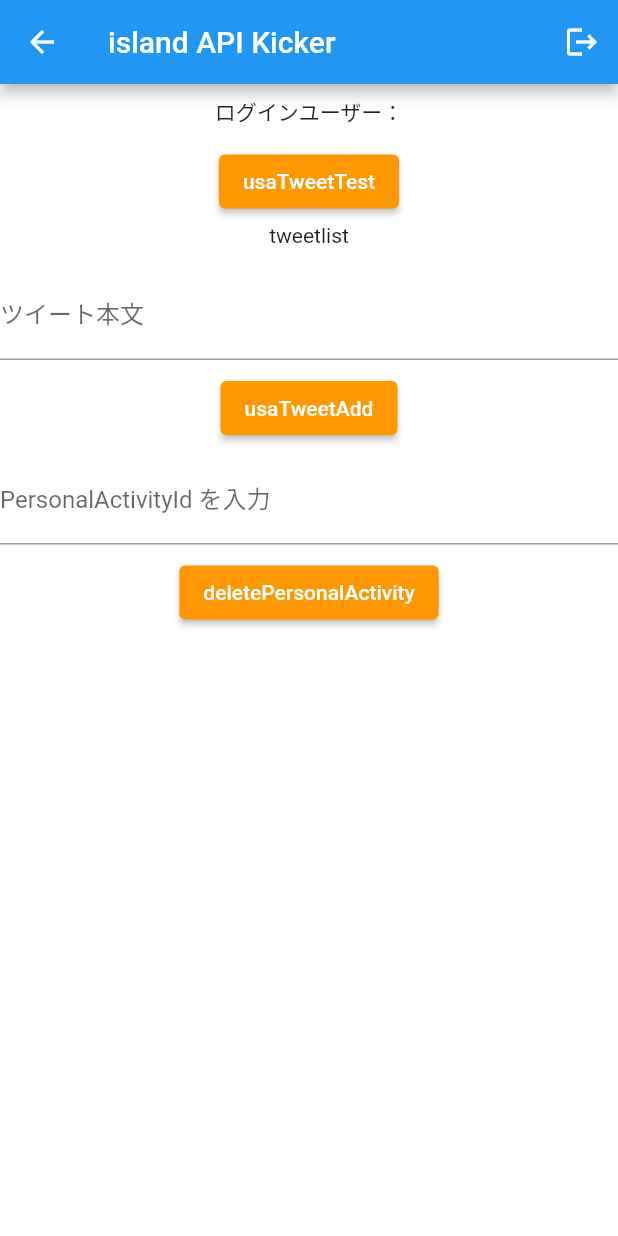
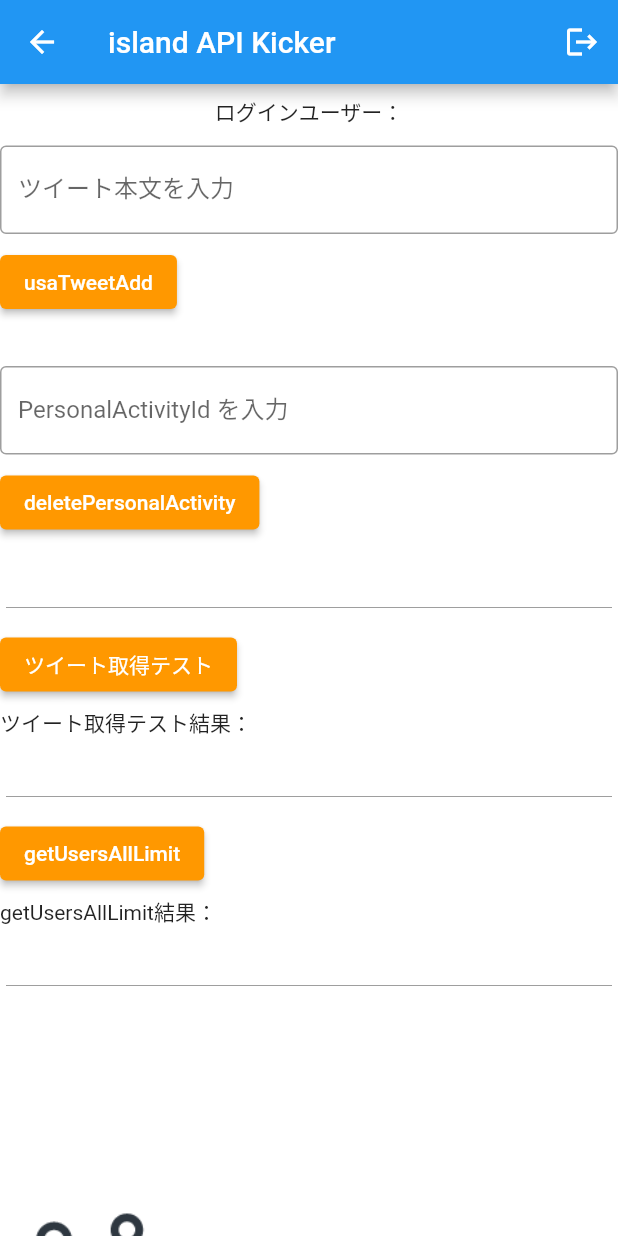
Before and after one commit to mf-konomi-ogawa/island-app, a Flutter app: the MainHome screen opened directly with empty values, on a phone screen of 412 x 824 dp. Run offline on Flutter 3.47's test engine with Material 2 defaults, Android fonts, the phone set to English and light mode, and no system bars; our stand-ins replace another_flushbar, cloud_functions, firebase_auth, firebase_core; accounts and stored records are empty; network calls fail.

Commit message:
取得結果を表示する対応 / 諸々表示の改善

```diff
--- a/lib/Home/home.dart
+++ b/lib/Home/home.dart
@@ -17,14 +17,15 @@ class MainHome extends StatefulWidget {
 }
 
 class MainHomeState extends State<MainHome> {
-  String tweetlist = "";
-  String tweetcontents = "";
-  String deletePersonalActivityId = "";
+  String tweetlist = ""; // ツイート一覧取得用
+  String tweetcontents = ""; // ツイート投稿用
+  String deletePersonalActivityId = ""; // ツイート削除用
+  String getUsersAllLimit = ""; // ユーザー取得テスト
+
   @override
   Widget build(BuildContext context) {
     return Scaffold(
       backgroundColor: Colors.white,
-      // AppBarを表示し、タイトルも設定
       appBar: AppBar(
         title: Text('island API Kicker'),
         actions: <Widget>[
@@ -44,7 +45,8 @@ class MainHomeState extends State<MainHome> {
         ],
       ),
 
-      body: Column(
+      body: Align(
+        child: Column(
           children: <Widget>[
             Container(
               alignment: Alignment.center,
@@ -52,92 +54,159 @@ class MainHomeState extends State<MainHome> {
               child: Text('ログインユーザー：${widget.user.email}'),
             ),
             SizedBox(height: 4),
-          // API テスト - usaTweetTest
-          ElevatedButton(
-            child: const Text('usaTweetTest'),
-            style: ElevatedButton.styleFrom(
-              primary: Colors.orange,
-              onPrimary: Colors.white,
-            ),
-            onPressed: () async {
-              HttpsCallable callable = FirebaseFunctions.instance.httpsCallable('usaTweetTest');
-              final results = await callable();
-              print('sucess');
-              print( results.data.toString() );
-              tweetlist = results.data.toString();
-            },
-          ),
-          SizedBox(height: 4),
-          Text( 'tweetlist' ),
-          SizedBox(height: 16),
             // API テスト - usaTweetAdd - Tweet 内容入力フォーム
-          TextFormField(
+            Container(
+              alignment: Alignment.centerLeft,
+              child: TextFormField(
                 keyboardType: TextInputType.multiline,
                 maxLines: null,
-            decoration: InputDecoration(
-                labelText: "ツイート本文",
-            ),
+                decoration: InputDecoration( labelText: "ツイート本文を入力", border: OutlineInputBorder() ),
                 onChanged: (String value) {
                   setState(() {
                     tweetcontents = value;
                   });
                 },
               ),
+            ),
             SizedBox(height: 8),
             // API テスト - usaTweetAdd
-          ElevatedButton(
+            Container(
+              alignment: Alignment.centerLeft,
+              child: ElevatedButton(
                 child: const Text('usaTweetAdd'),
                 style: ElevatedButton.styleFrom(
                   primary: Colors.orange,
                   onPrimary: Colors.white,
                 ),
                 onPressed: () async {
+                  print('[START]「ツイート投稿」を開始します。');
                   HttpsCallable callable = FirebaseFunctions.instance.httpsCallable('usaTweetAdd');
                   final results = await callable( tweetcontents );
                   // test
-              print('sucess');
+                  print('「ツイート投稿」に成功しました。');
                   print( results.data.toString() );
                   print( tweetcontents );
+                  print('[END]「ツイート投稿」を終了します。');
                 },
               ),
-          SizedBox(height: 8),
+            ),
+            SizedBox(height: 32),
             // API テスト - deletePersonalActivity - PersonalActivityId 内容入力フォーム
-          TextFormField(
+            Container(
+              alignment: Alignment.centerLeft,
+              child: TextFormField(
                 keyboardType: TextInputType.multiline,
-            decoration: InputDecoration(
-              labelText: "PersonalActivityId を入力",
-            ),
+                decoration: InputDecoration( labelText: "PersonalActivityId を入力", border: OutlineInputBorder() ),
                 onChanged: (String value) {
                   setState(() {
                     deletePersonalActivityId = value;
                   });
                 },
               ),
+            ),
             SizedBox(height: 8),
             // API テスト - deletePersonalActivity
-          ElevatedButton(
+            Container(
+              alignment: Alignment.centerLeft,
+              child: ElevatedButton(
                 child: const Text('deletePersonalActivity'),
                 style: ElevatedButton.styleFrom(
                   primary: Colors.orange,
                   onPrimary: Colors.white,
                 ),
                 onPressed: () async {
+                  print('[START]「ツイート削除」を開始します。');
                   HttpsCallable callable = FirebaseFunctions.instance.httpsCallable('deletePersonalActivity');
                   final results = await callable(deletePersonalActivityId);
                   // test
-              print('sucess');
+                  print('「ツイート削除」に成功しました。');
                   print( results.data.toString() );
                   print( deletePersonalActivityId );
+                  print('[END]「ツイート削除」を開始します。');
                 },
               ),
+            ),
+            SizedBox(height: 32),
 
+            SizedBox(height: 8),
+            Divider(color: Colors.black38, height: 12, indent: 4, endIndent: 4),
+            SizedBox(height: 8),
+
+            // API テスト - usaTweetTest
+            Container(
+              alignment: Alignment.centerLeft,
+              child: ElevatedButton(
+                child: const Text('ツイート取得テスト'),
+                style: ElevatedButton.styleFrom(
+                  primary: Colors.orange,
+                  onPrimary: Colors.white,
+                ),
+                onPressed: () async {
+                  print('[START]「ツイート取得テスト」を開始します。');
+                  HttpsCallable callable = FirebaseFunctions.instance.httpsCallable('usaTweetTest');
+                  final results = await callable();
+                  print('「ツイート取得テスト」の実行に成功しました。');
+                  print( results.data.toString() );
+                  setState(() {
+                    tweetlist = results.data.toString();
+                  });
+                  print('[END]「ツイート取得テスト」を終了します。');
+                },
+              ),
+            ),
+            SizedBox(height: 4),
+            Container(
+              alignment: Alignment.centerLeft,
+              child: Text( 'ツイート取得テスト結果：\n${tweetlist}' ),
+            ),
+            SizedBox(height: 4),
+
+            SizedBox(height: 8),
+            Divider(color: Colors.black38, height: 12, indent: 4, endIndent: 4),
+            SizedBox(height: 8),
+
+            // API テスト - getUsersAllLimit
+            Container(
+              alignment: Alignment.centerLeft,
+              child: ElevatedButton(
+                child: const Text('getUsersAllLimit'),
+                style: ElevatedButton.styleFrom(
+                  primary: Colors.orange,
+                  onPrimary: Colors.white,
+                ),
+                onPressed: () async {
+                  print('[START]「getUsersAllLimit」を開始します。');
+                  HttpsCallable callable = FirebaseFunctions.instance.httpsCallable('getUsersAllLimit');
+                  final results = await callable();
+                  print('「getUsersAllLimit」の実行に成功しました。');
+                  print( results.data.toString() );
+                  setState(() {
+                    getUsersAllLimit = results.data.toString();
+                  });
+                  print('[END]「getUsersAllLimit」を終了します。');
+                },
+              ),
+            ),
+            SizedBox(height: 4),
+            Container(
+              alignment: Alignment.centerLeft,
+              child : Text( 'getUsersAllLimit結果：\n${getUsersAllLimit}' ),
+            ),
+            SizedBox(height: 4),
+
+            SizedBox(height: 8),
+            Divider(color: Colors.black38, height: 12, indent: 4, endIndent: 4),
+            SizedBox(height: 8),
+
+            SizedBox(height: 128),
             Padding(
               padding: const EdgeInsets.symmetric(vertical: 4),
-            child: Image.asset('images/logo_island_transparent_small.png'),
+              child: Image.asset('images/logo_island_not-transparent.png'),
             ),
             SizedBox(height: 12),
           ],
         ),
+      ),
     );
   }
 }
```
Also changed, not shown: images/logo_island_not-transparent.png (added). Lines whose indentation alone changed are shown as unchanged.
